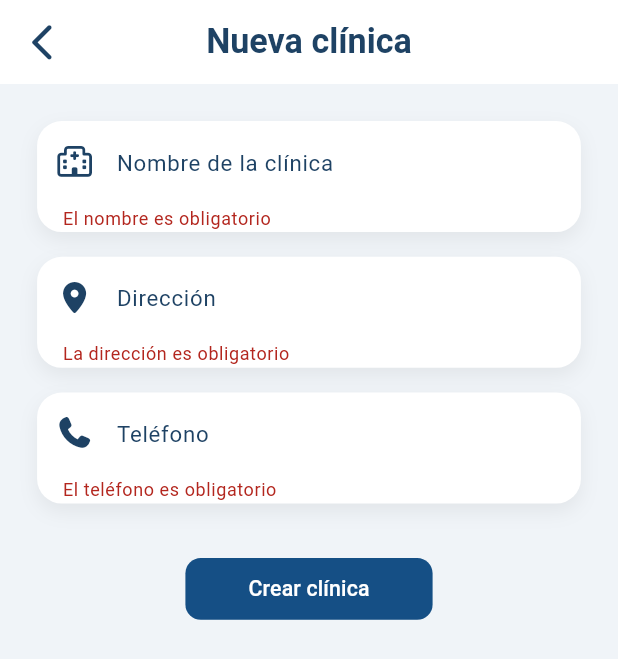
After one commit to SicapSAS/consultify, a Flutter app: the CreateClinicScreen screen opened by its route, after a tap on "Crear clínica", on a phone screen of 412 x 824 dp. The commit adds this screen. Shown: the top 659 px of the screen. Run offline on Flutter 3.47's test engine with Material 3 defaults, Android fonts, the phone set to English and light mode, and no system bars; our stand-ins replace dio, flutter_dotenv, flutter_riverpod, font_awesome_flutter, formz, go_router and 3 more; accounts and stored records are empty; network calls fail.

Commit message:
Se implementa para crear clinica, funcional

```diff
--- a/lib/feature/clinic/presentation/navigation/clinic_routes.dart
+++ b/lib/feature/clinic/presentation/navigation/clinic_routes.dart
@@ -9,6 +9,10 @@ class ClinicRoutes {
     GoRoute(
       path: '/clinic-screen',
       builder: (context, state) => ClinicScreen()
-    )
+    ),
+    GoRoute(
+      path: '/create-clinic-screen',
+      builder: (context, state) => CreateClinicScreen()
+    ),
   ];
 }
--- a/lib/feature/clinic/presentation/presentation.dart
+++ b/lib/feature/clinic/presentation/presentation.dart
@@ -2,7 +2,9 @@
 
 export 'navigation/clinic_routes.dart';
 export 'screens/clinic_screen.dart';
-export 'screens/views/clinic_view.dart';
+export 'screens/create_clinic_screen.dart';
+export 'screens/views/views.dart';
 export 'providers/clinic_provider.dart';
 export 'providers/clinic_repository_provider.dart';
+
 export 'screens/widgets/widgets.dart';
--- /dev/null
+++ b/lib/feature/clinic/presentation/screens/create_clinic_screen.dart
@@ -0,0 +1,20 @@
+import 'package:flutter/material.dart';
+import 'package:go_router/go_router.dart';
+import 'package:consultify/config/config.dart';
+import 'package:consultify/feature/feature.dart';
+
+class CreateClinicScreen extends StatelessWidget {
+  const CreateClinicScreen({super.key});
+
+  @override
+  Widget build(BuildContext context) {
+    return Scaffold(
+      backgroundColor: AppColors.primaryBackground,
+      appBar: CustomAppBar(
+        title: 'Nueva clínica',
+        onBackPressed: () => context.pop(),
+      ),
+      body: const CreateClinicView()
+    );
+  }
+}
--- /dev/null
+++ b/lib/feature/clinic/presentation/screens/views/create_clinic_view.dart
@@ -0,0 +1,20 @@
+import 'package:consultify/config/config.dart';
+import 'package:consultify/feature/clinic/presentation/screens/widgets/create_clinic_form.dart';
+import 'package:flutter/material.dart';
+
+class CreateClinicView extends StatelessWidget {
+  const CreateClinicView({super.key});
+
+  @override
+  Widget build(BuildContext context) {
+    return SingleChildScrollView(
+      padding: EdgeInsets.fromLTRB(
+        AppDimens.widthPercentage(0.06, context),
+        AppDimens.heightPercentage(0.03, context),
+        AppDimens.widthPercentage(0.06, context),
+        AppDimens.heightPercentage(0.04, context),
+      ),
+      child: CreateClinicForm()
+    );
+  }
+}
--- /dev/null
+++ b/lib/feature/clinic/presentation/screens/views/views.dart
@@ -0,0 +1,4 @@
+
+
+export 'clinic_view.dart';
+export 'create_clinic_view.dart';
--- /dev/null
+++ b/lib/feature/clinic/presentation/screens/widgets/create_clinic_form.dart
@@ -0,0 +1,122 @@
+import 'package:flutter/material.dart';
+import 'package:go_router/go_router.dart';
+import 'package:consultify/config/config.dart';
+import 'package:consultify/feature/feature.dart';
+import 'package:flutter_riverpod/flutter_riverpod.dart';
+import 'package:font_awesome_flutter/font_awesome_flutter.dart';
+
+class CreateClinicForm extends ConsumerStatefulWidget {
+  const CreateClinicForm({super.key});
+
+  @override
+  ConsumerState<CreateClinicForm> createState() => _CreateClinicFormState();
+}
+
+class _CreateClinicFormState extends ConsumerState<CreateClinicForm> {
+  final _formKey = GlobalKey<FormState>();
+  final _nameController = TextEditingController();
+  final _addressController = TextEditingController();
+  final _phoneController = TextEditingController();
+
+  @override
+  void dispose() {
+    _nameController.dispose();
+    _addressController.dispose();
+    _phoneController.dispose();
+    super.dispose();
+  }
+
+  String? _requiredValidator(String? value, String fieldName) {
+    if (value == null || value.trim().isEmpty) {
+      return '$fieldName es obligatorio';
+    }
+    return null;
+  }
+
+  Future<void> _onSubmit() async {
+    if (!_formKey.currentState!.validate()) return;
+
+    final createClinic = CreateClinic(
+      name: _nameController.text.trim(),
+      address: _addressController.text.trim(),
+      phone: _phoneController.text.trim(),
+    );
+
+    final success = await ref.read(clinicProvider.notifier).createClinic(createClinic);
+
+    if (!mounted) return;
+
+    if (success) {
+      AppSnackBar.success(context, 'Clínica creada correctamente');
+      context.pop();
+      return;
+    }
+
+    final errorMessage = ref.read(clinicProvider).errorMessage;
+    if (errorMessage.isNotEmpty) {
+      AppSnackBar.error(context, errorMessage);
+    }
+  }
+
+  @override
+  Widget build(BuildContext context) {
+    final isLoading = ref.watch(clinicProvider).isLoading;
+    final fieldGap = AppDimens.heightPercentage(0.02, context);
+
+    return Form(
+      key: _formKey,
+      child: Column(
+        crossAxisAlignment: CrossAxisAlignment.stretch,
+        children: [
+          CustomTextFormField(
+            controller: _nameController,
+            label: 'Nombre de la clínica',
+            showLabel: false,
+            textCapitalization: TextCapitalization.words,
+            prefixIcon: Icon(
+              FontAwesomeIcons.hospital.data,
+              color: AppColors.secondary,
+              size: AppDimens.normalIcon(context)
+            ),
+            validator: (value) => _requiredValidator(value, 'El nombre')
+          ),
+          SizedBox(height: fieldGap),
+          CustomTextFormField(
+            controller: _addressController,
+            label: 'Dirección',
+            showLabel: false,
+            textCapitalization: TextCapitalization.sentences,
+            prefixIcon: Icon(
+              FontAwesomeIcons.locationDot.data,
+              color: AppColors.secondary,
+              size: AppDimens.normalIcon(context)
+            ),
+            validator: (value) => _requiredValidator(value, 'La dirección')
+          ),
+          SizedBox(height: fieldGap),
+          CustomTextFormField(
+            controller: _phoneController,
+            label: 'Teléfono',
+            showLabel: false,
+            keyboardType: TextInputType.phone,
+            prefixIcon: Icon(
+              FontAwesomeIcons.phone.data,
+              color: AppColors.secondary,
+              size: AppDimens.normalIcon(context)
+            ),
+            validator: (value) => _requiredValidator(value, 'El teléfono')
+          ),
+          SizedBox(height: AppDimens.heightPercentage(0.04, context)),
+          CustomFilledButton(
+            text: isLoading ? 'Guardando...' : 'Crear clínica',
+            buttonColor: AppColors.primaryButton,
+            width: AppDimens.widthPercentage(0.4, context),
+            height: AppDimens.heightPercentage(0.05, context),
+            textSize: AppDimens.littleText(context),
+            onPressed: isLoading ? null : _onSubmit
+          )
+        ]
+      )
+    );
+  }
+}
--- a/lib/feature/clinic/presentation/screens/widgets/widgets.dart
+++ b/lib/feature/clinic/presentation/screens/widgets/widgets.dart
@@ -2,3 +2,4 @@
 
 export 'clinic_list.dart';
 export 'clinic_list_tile.dart';
+export 'create_clinic_form.dart';
--- a/lib/feature/shared/widgets/custom/side_menu/side_menu.dart
+++ b/lib/feature/shared/widgets/custom/side_menu/side_menu.dart
@@ -89,10 +89,10 @@ class SideMenuState extends ConsumerState<SideMenu> {
         if (userRole == Roles.superAdmin)
           CustomSideMenuItem(
             icon: FontAwesomeIcons.building.data,
-            label: 'Crear clínica',
+            label: 'Clínicas',
             isSelected: currentRoute == '/clinic-screen',
             onTap: () {
-              context.push( '/clinic-screen' );
+              context.push('/clinic-screen');
               widget.scaffoldKey.currentState?.closeDrawer();
             }
           ),
--- a/lib/feature/shared/widgets/custom_filled_button.dart
+++ b/lib/feature/shared/widgets/custom_filled_button.dart
@@ -29,19 +29,27 @@ class CustomFilledButton extends StatelessWidget {
       AppDimens.smallBorderRadius(0.025, context)
     );
 
-    return FilledButton(
+    final button = FilledButton(
       style: FilledButton.styleFrom(
         backgroundColor: buttonColor,
         disabledBackgroundColor: AppColors.disabledBackground,
         disabledForegroundColor: AppColors.textPrimary.withValues(alpha: 0.45),
+        minimumSize: Size(
+          width ?? 0,
+          height ?? AppDimens.heightPercentage(0.055, context),
+        ),
+        padding: EdgeInsets.symmetric(
+          horizontal: AppDimens.widthPercentage(0.04, context),
+          vertical: AppDimens.heightPercentage(0.01, context),
+        ),
         shape: RoundedRectangleBorder(
           borderRadius: BorderRadius.only(
             bottomLeft: radius,
             bottomRight: radius,
             topLeft: radius,
             topRight: radius,
-          )
-        )
+          ),
+        ),
       ),
       onPressed: onPressed,
       child: Text(
@@ -49,8 +57,15 @@ class CustomFilledButton extends StatelessWidget {
         style: TextStyle(
           color: textColor ?? AppColors.textSecondary,
           fontSize: textSize ?? AppDimens.normalText(context),
-        )
-      )
+        ),
+      ),
+    );
+
+    if (width == null) return button;
+
+    return Align(
+      alignment: Alignment.center,
+      child: SizedBox(width: width, child: button),
     );
   }
 }
--- a/lib/feature/shared/widgets/labele_floating_action_button.dart
+++ b/lib/feature/shared/widgets/labele_floating_action_button.dart
@@ -63,7 +63,7 @@ class LabeledFloatingActionButton extends StatelessWidget {
             label,
             style: Theme.of(context).textTheme.labelLarge?.copyWith(
               fontSize: labelFontSize ?? AppDimens.widthPercentage(0.025, context),
-              color: labelColor ?? AppColors.textInfo
+              color: labelColor ?? AppColors.textInfoDark
             )
           )
         ),
@@ -77,7 +77,7 @@ class LabeledFloatingActionButton extends StatelessWidget {
             shape: BoxShape.circle,
             boxShadow: buttonBoxShadow ?? [
               BoxShadow(
-                color: AppColors.textPrimary.withOpacity(0.4),
+                color: AppColors.textPrimary.withValues(alpha: 0.4),
                 blurRadius: AppDimens.widthPercentage(0.02, context),
                 offset: Offset(0, AppDimens.widthPercentage(0.015, context))
               )
--- /dev/null
+++ b/lib/feature/shared/widgets/utils/app_snack_bar.dart
@@ -0,0 +1,66 @@
+import 'package:consultify/config/config.dart';
+import 'package:flutter/material.dart';
+
+enum AppSnackBarType {
+  success,
+  error,
+  info,
+  warning,
+}
+
+class AppSnackBar {
+  AppSnackBar._();
+
+  static void show(
+    BuildContext context, {
+    required String message,
+    AppSnackBarType type = AppSnackBarType.info,
+    Duration duration = const Duration(seconds: 3),
+  }) {
+    ScaffoldMessenger.of(context)
+      ..hideCurrentSnackBar()
+      ..showSnackBar(
+        SnackBar(
+          content: Text(
+            message,
+            style: TextStyle(
+              color: AppColors.textSecondary,
+              fontSize: AppDimens.normalText(context),
+              fontWeight: FontWeight.w600,
+            ),
+          ),
+          backgroundColor: _backgroundColor(type),
+          duration: duration,
+        ),
+      );
+  }
+
+  static void success(BuildContext context, String message) {
+    show(context, message: message, type: AppSnackBarType.success);
+  }
+
+  static void error(BuildContext context, String message) {
+    show(context, message: message, type: AppSnackBarType.error);
+  }
+
+  static void info(BuildContext context, String message) {
+    show(context, message: message, type: AppSnackBarType.info);
+  }
+
+  static void warning(BuildContext context, String message) {
+    show(context, message: message, type: AppSnackBarType.warning);
+  }
+
+  static Color _backgroundColor(AppSnackBarType type) {
+    switch (type) {
+      case AppSnackBarType.success:
+        return AppColors.successBackground;
+      case AppSnackBarType.error:
+        return AppColors.errorBackground;
+      case AppSnackBarType.warning:
+        return AppColors.warningBackground;
+      case AppSnackBarType.info:
+        return AppColors.secondary;
+    }
+  }
+}
--- a/lib/feature/shared/widgets/widgets.dart
+++ b/lib/feature/shared/widgets/widgets.dart
@@ -26,3 +26,4 @@ export 'selection_bottom_sheet.dart';
 export 'custom/circular_progress/custom_loading_widget.dart';
 export 'custom/circular_progress/sweep_ring_painter.dart';
 export 'status_badge.dart';
+export 'utils/app_snack_bar.dart';
```
Also changed, not shown: lib/feature/clinic/infrastructure/mappers/list_clinic_mapper.dart (+8 -7 lines), lib/feature/clinic/presentation/providers/clinic_provider.dart (+17 -5 lines), lib/feature/clinic/presentation/screens/clinic_screen.dart (+13 -3 lines).
